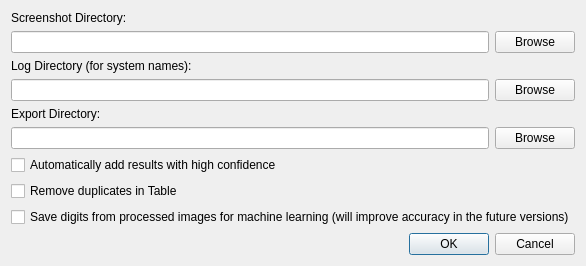
Qt form settingsUI.ui (seeebek/EliteOCR) before a commit.
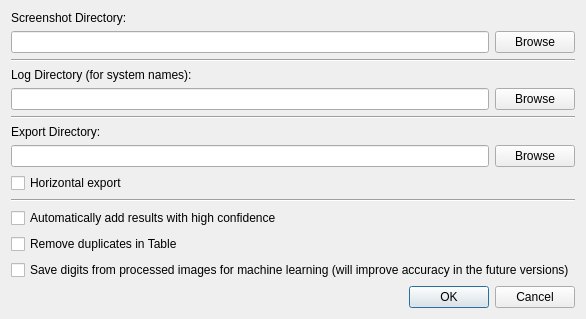
The same form after that commit. Icons and pictures are not drawn.

Commit message: export to xlsx, ods and horizontal export

The edit to the form file:
```diff
--- a/settingsUI.ui
+++ b/settingsUI.ui
@@ -9,8 +9,8 @@
    <rect>
     <x>0</x>
     <y>0</y>
-    <width>540</width>
-    <height>262</height>
+    <width>526</width>
+    <height>312</height>
    </rect>
   </property>
   <property name="windowTitle">
@@ -50,6 +50,13 @@
        </item>
       </layout>
      </item>
+     <item>
+      <widget class="Line" name="line_2">
+       <property name="orientation">
+        <enum>Qt::Horizontal</enum>
+       </property>
+      </widget>
+     </item>
      <item>
       <widget class="QLabel" name="label_3">
        <property name="text">
@@ -71,6 +78,13 @@
        </item>
       </layout>
      </item>
+     <item>
+      <widget class="Line" name="line_3">
+       <property name="orientation">
+        <enum>Qt::Horizontal</enum>
+       </property>
+      </widget>
+     </item>
      <item>
       <widget class="QLabel" name="label_2">
        <property name="text">
@@ -92,6 +106,20 @@
        </item>
       </layout>
      </item>
+     <item>
+      <widget class="QCheckBox" name="horizontal_exp">
+       <property name="text">
+        <string>Horizontal export</string>
+       </property>
+      </widget>
+     </item>
+     <item>
+      <widget class="Line" name="line">
+       <property name="orientation">
+        <enum>Qt::Horizontal</enum>
+       </property>
+      </widget>
+     </item>
      <item>
       <widget class="QCheckBox" name="auto_fill">
        <property name="text">
```
The commit also changes 12 other files.
